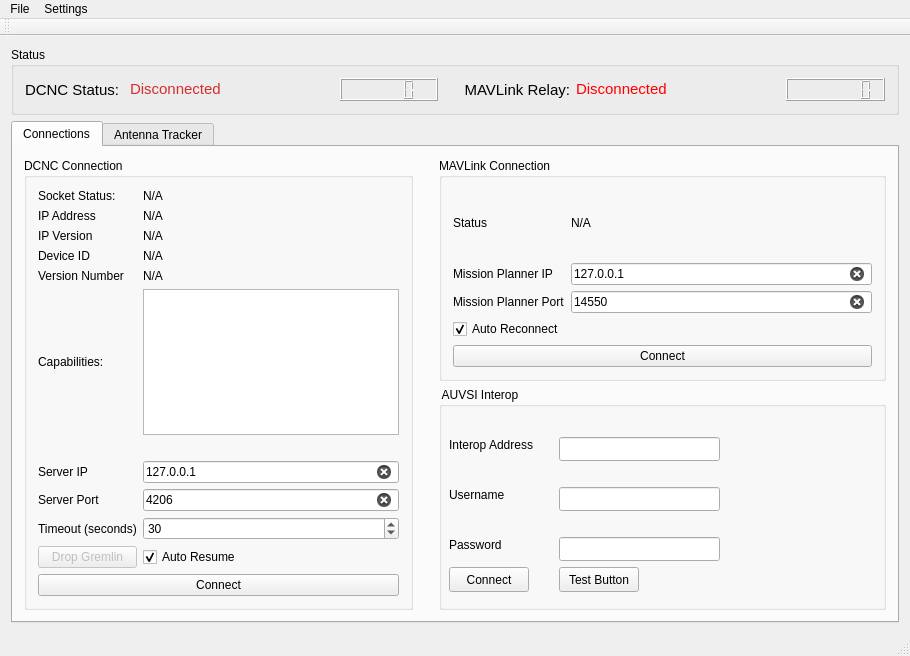
Before: the Qt Designer form gcomcontroller.ui in ubcuas/GCOM, drawn with Qt 5.
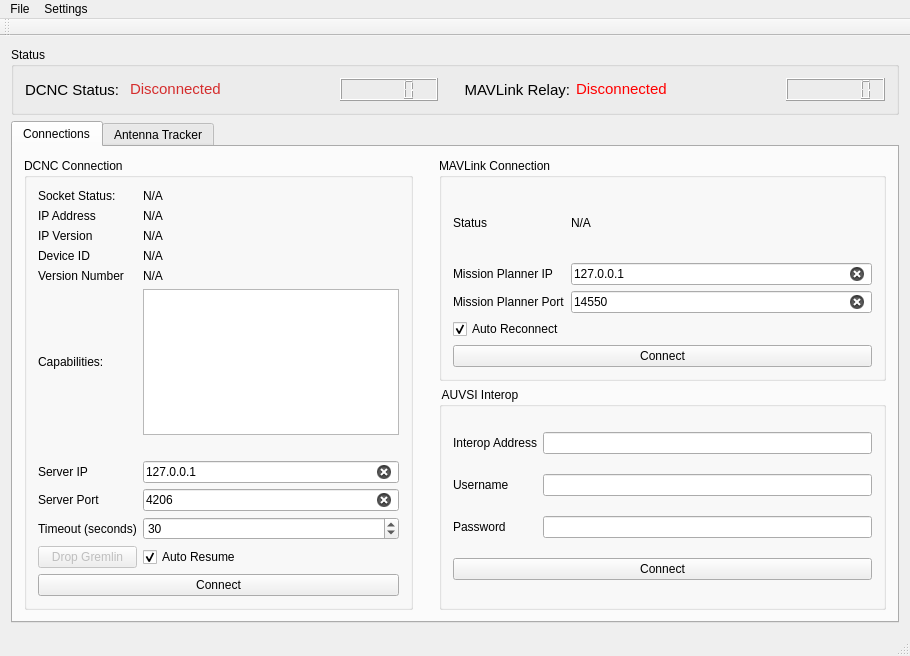
After: the same form once the commit is applied.

Commit message: fixed AUVSI group UI alignment

Diff of the .ui file:
```diff
--- a/gcomcontroller.ui
+++ b/gcomcontroller.ui
@@ -215,101 +215,45 @@
             <property name="title">
              <string> AUVSI Interop</string>
             </property>
-            <widget class="QLineEdit" name="interopUrlField">
-             <property name="geometry">
-              <rect>
-               <x>120</x>
-               <y>50</y>
-               <width>161</width>
-               <height>24</height>
-              </rect>
-             </property>
-            </widget>
-            <widget class="QPushButton" name="interopConnectButton">
-             <property name="geometry">
-              <rect>
-               <x>10</x>
-               <y>180</y>
-               <width>80</width>
-               <height>25</height>
-              </rect>
-             </property>
-             <property name="text">
-              <string>Connect</string>
-             </property>
-            </widget>
+            <layout class="QGridLayout" name="gridLayout_2">
+             <item row="0" column="0">
             <widget class="QLabel" name="interopUrlLabel">
-             <property name="geometry">
-              <rect>
-               <x>10</x>
-               <y>50</y>
-               <width>101</width>
-               <height>16</height>
-              </rect>
-             </property>
              <property name="text">
               <string>Interop Address</string>
              </property>
             </widget>
-            <widget class="QLineEdit" name="interopUserField">
-             <property name="geometry">
-              <rect>
-               <x>120</x>
-               <y>100</y>
-               <width>161</width>
-               <height>24</height>
-              </rect>
-             </property>
-            </widget>
+             </item>
+             <item row="0" column="1">
+              <widget class="QLineEdit" name="interopUrlField"/>
+             </item>
+             <item row="1" column="0">
             <widget class="QLabel" name="interopUserLabel">
-             <property name="geometry">
-              <rect>
-               <x>10</x>
-               <y>100</y>
-               <width>71</width>
-               <height>16</height>
-              </rect>
-             </property>
              <property name="text">
               <string>Username</string>
              </property>
             </widget>
+             </item>
+             <item row="1" column="1">
+              <widget class="QLineEdit" name="interopUserField"/>
+             </item>
+             <item row="2" column="0">
             <widget class="QLabel" name="interopPwLabel">
-             <property name="geometry">
-              <rect>
-               <x>10</x>
-               <y>150</y>
-               <width>71</width>
-               <height>16</height>
-              </rect>
-             </property>
              <property name="text">
               <string>Password</string>
              </property>
             </widget>
-            <widget class="QLineEdit" name="interopPwField">
-             <property name="geometry">
-              <rect>
-               <x>120</x>
-               <y>150</y>
-               <width>161</width>
-               <height>24</height>
-              </rect>
-             </property>
-            </widget>
-            <widget class="QPushButton" name="testPushButton">
-             <property name="geometry">
-              <rect>
-               <x>120</x>
-               <y>180</y>
-               <width>80</width>
-               <height>25</height>
-              </rect>
-             </property>
+             </item>
+             <item row="2" column="1">
+              <widget class="QLineEdit" name="interopPwField"/>
+             </item>
+             <item row="3" column="0" colspan="2">
+              <widget class="QPushButton" name="interopConnectButton">
              <property name="text">
-              <string>Test Button</string>
-             </property>
-            </widget>
+                <string>Connect</string>
+               </property>
+              </widget>
+             </item>
+            </layout>
            </widget>
           </item>
          </layout>
```
Lines whose indentation alone changed are shown as unchanged.
